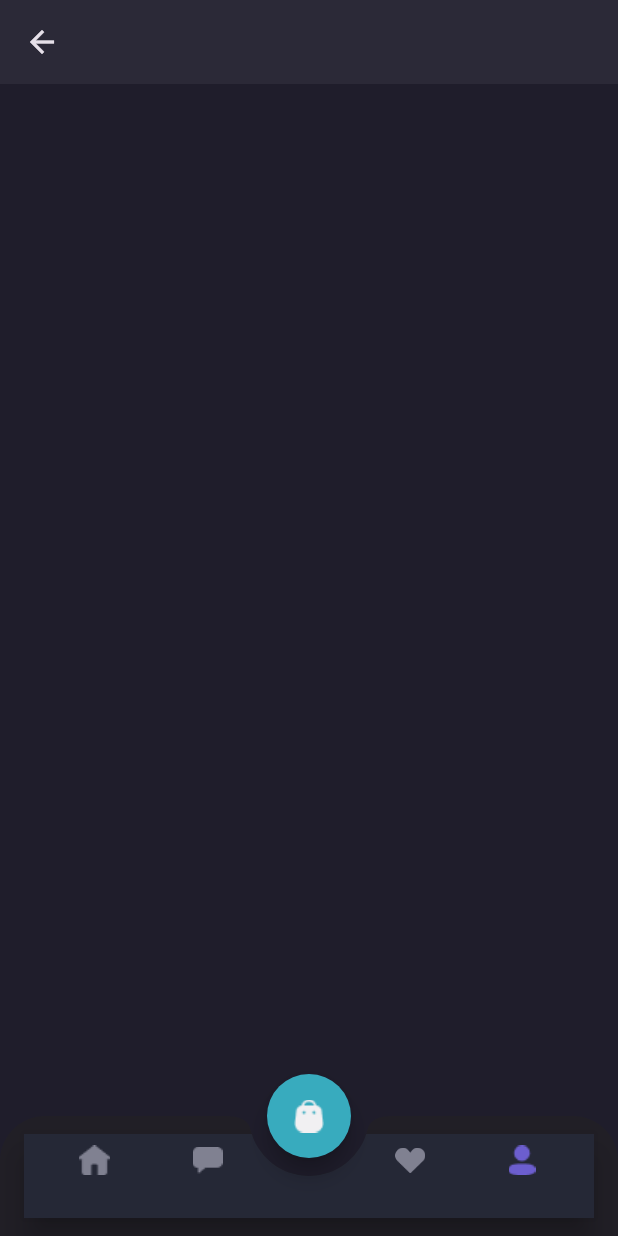
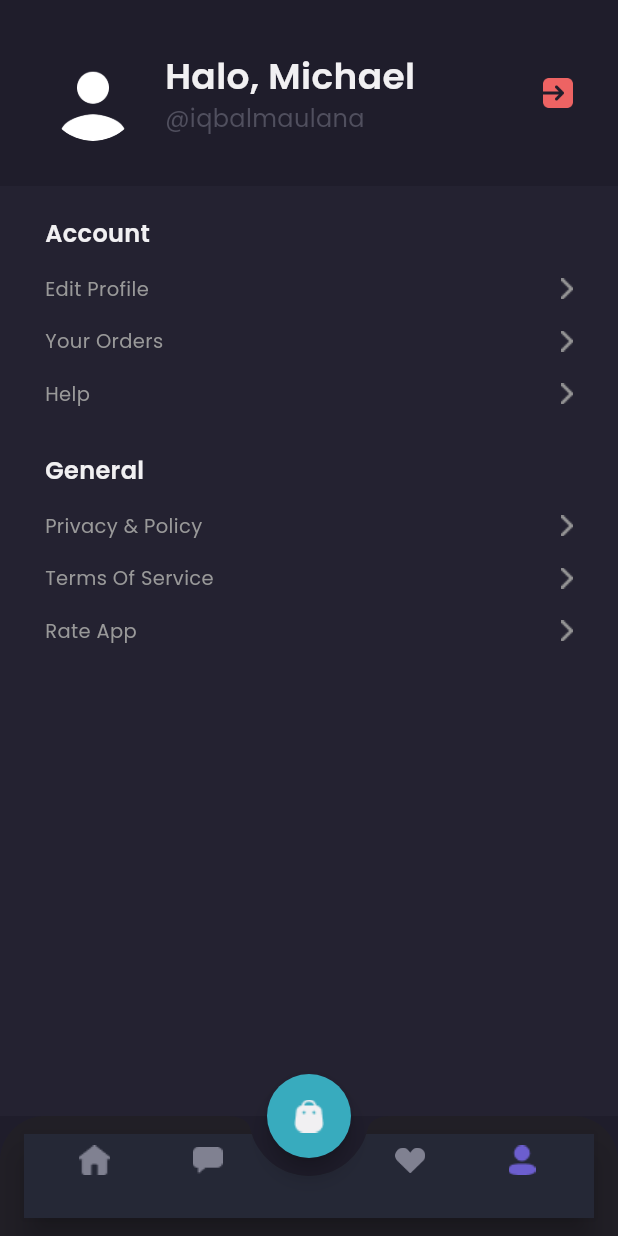
Before and after one commit to AbebAli0/Footwear-Fusion_Mobile, a Flutter app: the MainPage screen opened directly, item 4 of the bottom bar chosen, on a phone screen of 412 x 824 dp. Run offline on Flutter 3.47's test engine with Material 3 defaults, Android fonts, the phone set to English and light mode, and no system bars; our stand-ins replace google_fonts.

Commit message:
Update: Profile Page

```diff
--- a/lib/presentation/auth/pages/profile_page.dart
+++ b/lib/presentation/auth/pages/profile_page.dart
@@ -6,12 +6,140 @@ class ProfilePage extends StatelessWidget {
   @override
   Widget build(BuildContext context) {
     Widget header() {
-      return AppBar();
+      return AppBar(
+        backgroundColor: backgroundColor1,
+        automaticallyImplyLeading: false,
+        elevation: 0,
+        flexibleSpace: SafeArea(
+          child: Container(
+            padding: EdgeInsets.all(
+              defaultMargin,
+            ),
+            child: Row(
+              children: [
+                ClipOval(
+                  child: Image.asset(
+                    'assets/image_profile.png',
+                    width: 64,
+                  ),
+                ),
+                SizedBox(
+                  width: 16,
+                ),
+                Expanded(
+                  child: Column(
+                    crossAxisAlignment: CrossAxisAlignment.start,
+                    children: [
+                      Text(
+                        'Halo, Michael',
+                        style: primaryTextStyle.copyWith(
+                          fontSize: 24,
+                          fontWeight: semiBold,
+                        ),
+                      ),
+                      Text(
+                        '@iqbalmaulana',
+                        style: subtitleTextStyle.copyWith(
+                          fontSize: 16,
+                        ),
+                      ),
+                    ],
+                  ),
+                ),
+                Image.asset(
+                  'assets/button_exit.png',
+                  width: 20,
+                ),
+              ],
+            ),
+          ),
+        ),
+      );
+    }
+
+    Widget menuItem(String text) {
+      return Container(
+        margin: EdgeInsets.only(
+          top: 16,
+        ),
+        child: Row(
+          mainAxisAlignment: MainAxisAlignment.spaceBetween,
+          children: [
+            Text(
+              text,
+              style: secondaryTextStyle.copyWith(
+                fontSize: 13,
+              ),
+            ),
+            Image.asset(
+              'assets/button_right.png',
+            ),
+          ],
+        ),
+      );
+    }
+
+    Widget content() {
+      return Expanded(
+        child: Container(
+          width: double.infinity,
+          padding: EdgeInsets.symmetric(
+            horizontal: defaultMargin,
+          ),
+          decoration: BoxDecoration(
+            color: backgroundColor3,
+          ),
+          child: Column(
+            crossAxisAlignment: CrossAxisAlignment.start,
+            children: [
+              SizedBox(
+                height: 20,
+              ),
+              Text(
+                'Account',
+                style: primaryTextStyle.copyWith(
+                  fontSize: 16,
+                  fontWeight: semiBold,
+                ),
+              ),
+              menuItem(
+                'Edit Profile',
+              ),
+              menuItem(
+                'Your Orders',
+              ),
+              menuItem(
+                'Help',
+              ),
+              SizedBox(
+                height: 30,
+              ),
+              Text(
+                'General',
+                style: primaryTextStyle.copyWith(
+                  fontSize: 16,
+                  fontWeight: semiBold,
+                ),
+              ),
+              menuItem(
+                'Privacy & Policy',
+              ),
+              menuItem(
+                'Terms Of Service',
+              ),
+              menuItem(
+                'Rate App',
+              ),
+            ],
+          ),
+        ),
+      );
     }
 
     return Column(
       children: [
         header(),
+        content(),
       ],
     );
   }
```
Also changed, not shown: assets/button_exit.png (added), assets/button_right.png (added), assets/image_profile.png.
